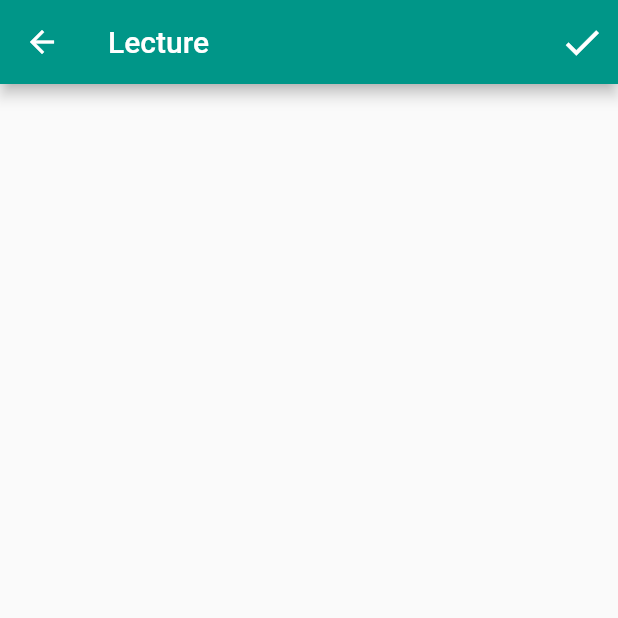
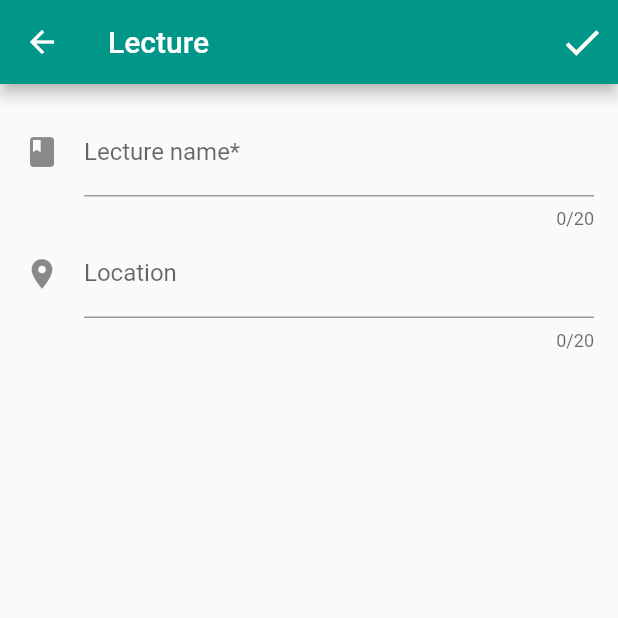
Before and after one commit to bebye/timetable_flutter, a Flutter app: the LectureEditor screen opened directly, on a phone screen of 412 x 824 dp, the top half of it. Run offline on Flutter 3.47's test engine with Material 2 defaults, Android fonts, the phone set to English and light mode, and no system bars.

Commit message:
update lecture editor

```diff
--- a/lib/common/strings.dart
+++ b/lib/common/strings.dart
@@ -1,16 +1,24 @@
 // Title
-const string_title_app = 'Timetable';
-const string_title_now = 'Now';
-const string_title_table = 'Table';
-const string_title_lecture = 'Lecture';
+import 'package:timetable_flutter/ui/lecture/lecture_editor.dart';
 
-const string_mon = 'MON';
-const string_tue = 'TUE';
-const string_wed = 'WED';
-const string_thu = 'THU';
-const string_fri = 'FRI';
-const string_class = 'Class';
+const string_title_app = "Timetable";
+const string_title_now = "Now";
+const string_title_table = "Table";
+const string_title_lecture = "Lecture";
+
+const string_mon = "MON";
+const string_tue = "TUE";
+const string_wed = "WED";
+const string_thu = "THU";
+const string_fri = "FRI";
+const string_class = "Class";
 
 // Tooltip
-const string_tooltip_add = 'Add';
-const string_tooltip_complete = 'Complete';
+const string_tooltip_add = "Add";
+const string_tooltip_complete = "Complete";
+
+// LectureEditor
+const string_lecture_name = "Lecture name";
+const string_lecture_location = "Location";
+const string_lecture_required_value = "*";
+const string_lecture_name_validation = "Please enter the lecture name.";
--- a/lib/main.dart
+++ b/lib/main.dart
@@ -1,7 +1,7 @@
 import 'package:flutter/material.dart';
 import 'package:timetable_flutter/common/strings.dart';
 import 'package:timetable_flutter/common/style/style_colors.dart';
-import 'package:timetable_flutter/ui/lecture_editor.dart';
+import 'package:timetable_flutter/ui/lecture/lecture_editor.dart';
 import 'package:timetable_flutter/ui/now.dart';
 import 'package:timetable_flutter/ui/timetable/timetable.dart';
 import 'package:timetable_flutter/utils/widget_util.dart';
--- a/lib/model/lecture.dart
+++ b/lib/model/lecture.dart
@@ -1,10 +1,12 @@
 import 'package:timetable_flutter/common/extension.dart';
+import 'package:timetable_flutter/model/professor.dart';
 import 'package:timetable_flutter/model/student.dart';
 import 'package:timetable_flutter/model/time.dart';
 
 class Lecture {
   int id;
   String name;
+  Professor professor;
   Map<Day, Time> classMap;
   String location;
   List<Student> students;
--- /dev/null
+++ b/lib/ui/lecture/lecture_editor.dart
@@ -0,0 +1,57 @@
+import 'package:flutter/material.dart';
+import 'package:timetable_flutter/common/strings.dart';
+import 'package:timetable_flutter/utils/widget_util.dart';
+
+class LectureEditor extends StatefulWidget {
+  @override
+  State<StatefulWidget> createState() => _LectureEditorState();
+}
+
+class _LectureEditorState extends State<LectureEditor> {
+  void _complete() {
+    Navigator.pop(context);
+  }
+
+  @override
+  Widget build(BuildContext context) {
+    return Scaffold(
+      appBar: AppBar(
+        title: Text(string_title_lecture),
+        actions: [
+          buildIconButton(
+              Icon(Icons.check), string_tooltip_complete, _complete),
+        ],
+      ),
+      body: Padding(
+        padding: EdgeInsets.all(16.0),
+        child: Column(
+          children: [_buildLectureName(), _buildLectureLocation()],
+        ),
+      ),
+    );
+  }
+
+  TextFormField _buildLectureName() => buildTextFormField(
+          20,
+          const InputDecoration(
+              icon: Icon(Icons.book),
+              labelText: string_lecture_name + string_lecture_required_value,
+              hintText: string_lecture_name), (value) {
+        return _validateLectureName(value);
+      });
+
+  TextFormField _buildLectureLocation() => buildTextFormField(
+          20,
+          const InputDecoration(
+              icon: Icon(Icons.location_on),
+              labelText: string_lecture_location,
+              hintText: string_lecture_name), (value) {
+        return null;
+      });
+
+  String _validateLectureName(String value) {
+    return (value == null || value.trim().length == 0)
+        ? string_lecture_name_validation
+        : null;
+  }
+}
--- a/lib/ui/lecture_editor.dart
+++ /dev/null
@@ -1,27 +0,0 @@
-import 'package:flutter/material.dart';
-import 'package:timetable_flutter/common/strings.dart';
-import 'package:timetable_flutter/utils/widget_util.dart';
-
-class LectureEditor extends StatefulWidget {
-  @override
-  State<StatefulWidget> createState() => _LectureEditorState();
-}
-
-class _LectureEditorState extends State<LectureEditor> {
-  void _complete() {
-    Navigator.pop(context);
-  }
-
-  @override
-  Widget build(BuildContext context) {
-    return Scaffold(
-      appBar: AppBar(
-        title: Text(string_title_lecture),
-        actions: [
-          buildIconButton(
-              Icon(Icons.check), string_tooltip_complete, _complete),
-        ],
-      ),
-    );
-  }
-}
--- a/lib/utils/widget_util.dart
+++ b/lib/utils/widget_util.dart
@@ -16,6 +16,15 @@ Text buildText(String text, TextStyle style,
         {TextAlign align = TextAlign.center}) =>
     Text(text, textAlign: align, style: style);
 
+TextFormField buildTextFormField(int maxLength, InputDecoration inputDecoration,
+        FormFieldValidator<String> validator) =>
+    TextFormField(
+      maxLength: maxLength,
+      maxLines: 1,
+      decoration: inputDecoration,
+      validator: validator,
+    );
+
 BoxDecoration addBottomBorder(
         {double width = 1.0,
         Color bgColor = Colors.transparent,
```
Also changed, not shown: lib/common/style/style_text.dart (line endings or trailing spaces).
